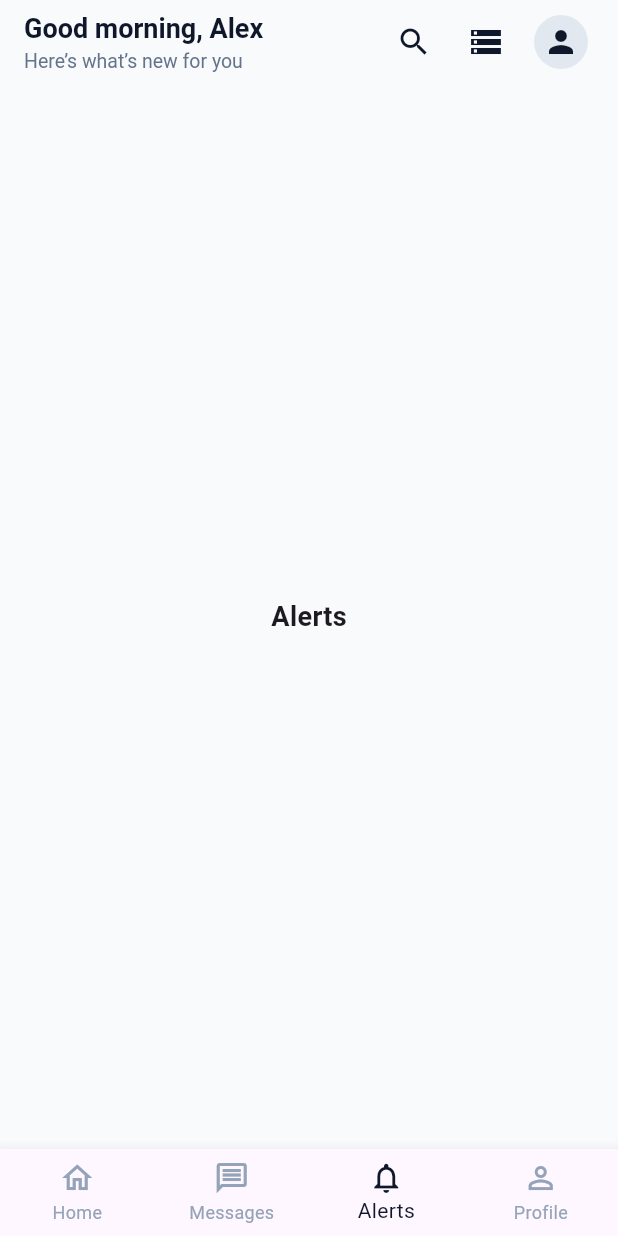
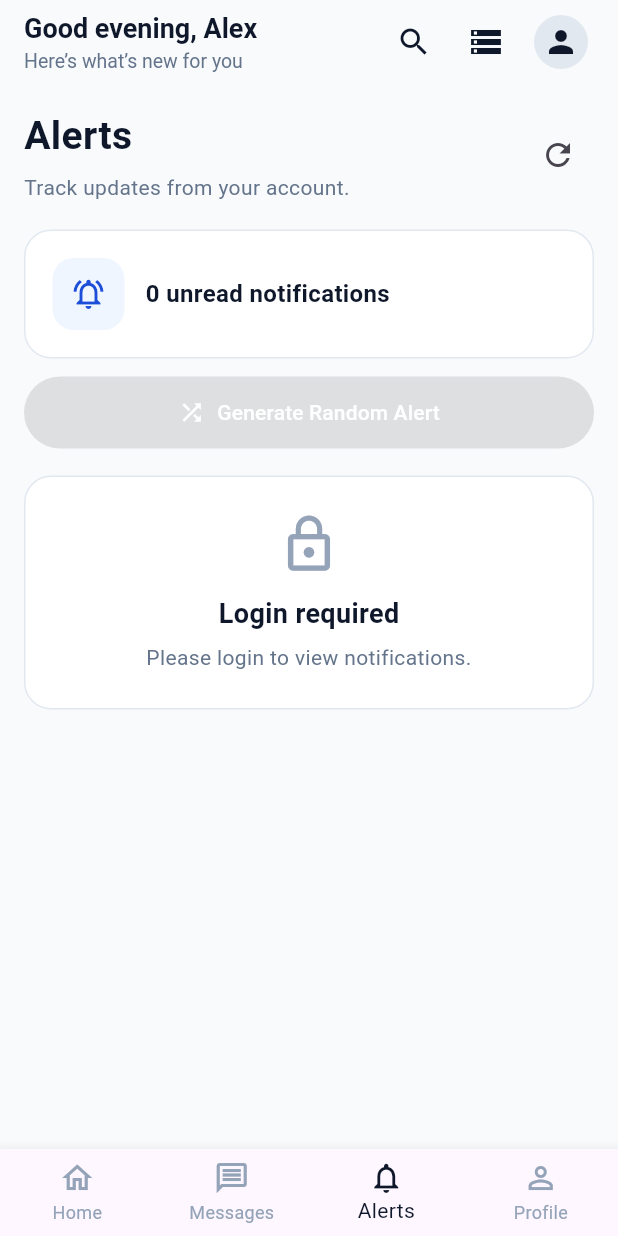
Before and after one commit to ELISHALAW/Andriod_App, a Flutter app: the screen it shows after launch, item 3 of the bottom bar chosen, on a phone screen of 412 x 824 dp. Run offline on Flutter 3.47's test engine with Material 3 defaults, Android fonts, the phone set to English and light mode, and no system bars; our stand-ins replace shared_preferences.

Commit message:
Law20260703 Applying changes on the Local time and alert module

```diff
--- a/lib/main.dart
+++ b/lib/main.dart
@@ -4,6 +4,7 @@ import 'screens/login_screen.dart';
 import 'screens/register_screen.dart';
 import 'screens/database_test_screen.dart';
 import 'screens/profile_screen.dart';
+import 'screens/notifications_screen.dart';
 
 void main() {
   runApp(const MyApp());
@@ -45,6 +46,19 @@ class _HomeScreenState extends State<HomeScreen> {
   int _selectedIndex = 0;
   String _userName = 'Alex';
   bool _isUserLoggedIn = false;
+
+  String get _malaysiaGreeting {
+    final malaysiaTime = DateTime.now().toUtc().add(const Duration(hours: 8));
+    final hour = malaysiaTime.hour;
+
+    if (hour >= 6 && hour < 12) {
+      return 'Good morning';
+    }
+    if (hour >= 12 && hour < 18) {
+      return 'Good Afternoon';
+    }
+    return 'Good evening';
+  }
 
   @override
   void initState() {
@@ -231,15 +245,6 @@ class _HomeScreenState extends State<HomeScreen> {
     );
   }
 
-  Widget _buildAlertsBody() {
-    return const Center(
-      child: Text(
-        'Alerts',
-        style: TextStyle(fontSize: 18, fontWeight: FontWeight.w600),
-      ),
-    );
-  }
-
   Widget _buildMessageCard({
     required String title,
     required String subtitle,
@@ -344,7 +349,7 @@ class _HomeScreenState extends State<HomeScreen> {
           crossAxisAlignment: CrossAxisAlignment.start,
           children: [
             Text(
-              'Good morning, $_userName',
+              '$_malaysiaGreeting, $_userName',
               style: TextStyle(
                 fontSize: 18,
                 fontWeight: FontWeight.w600,
@@ -534,7 +539,7 @@ class _HomeScreenState extends State<HomeScreen> {
             ),
           ),
           _buildMessagesBody(),
-          _buildAlertsBody(),
+          const NotificationsScreen(),
         ],
       ),
       bottomNavigationBar: BottomNavigationBar(
--- /dev/null
+++ b/lib/screens/notifications_screen.dart
@@ -0,0 +1,391 @@
+import 'package:flutter/material.dart';
+import 'package:shared_preferences/shared_preferences.dart';
+import '../services/database_service.dart';
+
+class NotificationsScreen extends StatefulWidget {
+  const NotificationsScreen({super.key});
+
+  @override
+  State<NotificationsScreen> createState() => _NotificationsScreenState();
+}
+
+class _NotificationsScreenState extends State<NotificationsScreen> {
+  bool _isLoading = false;
+  bool _isGenerating = false;
+  String _statusMessage = '';
+  int? _userId;
+  List<Map<String, dynamic>> _notifications = [];
+
+  @override
+  void initState() {
+    super.initState();
+    _loadNotifications();
+  }
+
+  Future<void> _loadNotifications() async {
+    final prefs = await SharedPreferences.getInstance();
+    final userId = prefs.getInt('userId');
+
+    if (userId == null) {
+      setState(() {
+        _userId = null;
+        _notifications = [];
+        _statusMessage = 'Please login to view notifications.';
+      });
+      return;
+    }
+
+    setState(() {
+      _userId = userId;
+      _isLoading = true;
+      _statusMessage = 'Loading notifications...';
+    });
+
+    final result = await DatabaseService.getNotifications(userId: userId);
+    final data = result['data'];
+
+    setState(() {
+      _isLoading = false;
+      _statusMessage = result['message'] ?? '';
+      _notifications = data is List
+          ? data
+              .whereType<Map>()
+              .map((item) => Map<String, dynamic>.from(item))
+              .toList()
+          : [];
+    });
+  }
+
+  Future<void> _markAsRead(int notificationId) async {
+    final result = await DatabaseService.markNotificationRead(
+      notificationId: notificationId,
+    );
+
+    if (result['success'] == true) {
+      setState(() {
+        _notifications = _notifications.map((item) {
+          if (item['id'] == notificationId) {
+            return {...item, 'is_read': 1};
+          }
+          return item;
+        }).toList();
+      });
+    }
+
+    _showSnackBar(result);
+  }
+
+  Future<void> _deleteNotification(int notificationId) async {
+    final result = await DatabaseService.deleteNotification(
+      notificationId: notificationId,
+    );
+
+    if (result['success'] == true) {
+      setState(() {
+        _notifications.removeWhere((item) => item['id'] == notificationId);
+      });
+    }
+
+    _showSnackBar(result);
+  }
+
+  Future<void> _generateRandomAlert() async {
+    final userId = _userId;
+    if (userId == null) {
+      _showSnackBar({
+        'success': false,
+        'message': 'Please login to generate an alert.',
+      });
+      return;
+    }
+
+    setState(() => _isGenerating = true);
+
+    final result = await DatabaseService.generateRandomNotification(
+      userId: userId,
+    );
+    final data = result['data'];
+
+    if (result['success'] == true && data is Map) {
+      setState(() {
+        _notifications.insert(0, Map<String, dynamic>.from(data));
+      });
+    }
+
+    setState(() => _isGenerating = false);
+    _showSnackBar(result);
+  }
+
+  void _showSnackBar(Map<String, dynamic> result) {
+    ScaffoldMessenger.of(context).showSnackBar(
+      SnackBar(
+        content: Text(result['message'] ?? 'Request completed.'),
+        backgroundColor: result['success'] == true ? Colors.green : Colors.red,
+      ),
+    );
+  }
+
+  @override
+  Widget build(BuildContext context) {
+    final unreadCount = _notifications.where((item) {
+      return item['is_read'].toString() == '0';
+    }).length;
+
+    return SafeArea(
+      child: RefreshIndicator(
+        onRefresh: _loadNotifications,
+        child: ListView(
+          padding: const EdgeInsets.all(16),
+          children: [
+            Row(
+              children: [
+                const Expanded(
+                  child: Column(
+                    crossAxisAlignment: CrossAxisAlignment.start,
+                    children: [
+                      Text(
+                        'Alerts',
+                        style: TextStyle(
+                          fontSize: 26,
+                          fontWeight: FontWeight.w700,
+                          color: Color(0xFF0F172A),
+                        ),
+                      ),
+                      SizedBox(height: 6),
+                      Text(
+                        'Track updates from your account.',
+                        style: TextStyle(
+                          fontSize: 14,
+                          color: Color(0xFF64748B),
+                        ),
+                      ),
+                    ],
+                  ),
+                ),
+                IconButton(
+                  tooltip: 'Refresh',
+                  onPressed: _isLoading ? null : _loadNotifications,
+                  icon: const Icon(Icons.refresh),
+                ),
+              ],
+            ),
+            const SizedBox(height: 18),
+            _buildSummaryCard(unreadCount),
+            const SizedBox(height: 12),
+            SizedBox(
+              width: double.infinity,
+              child: ElevatedButton.icon(
+                onPressed: _userId == null || _isGenerating
+                    ? null
+                    : _generateRandomAlert,
+                style: ElevatedButton.styleFrom(
+                  backgroundColor: const Color(0xFF0F172A),
+                  padding: const EdgeInsets.symmetric(vertical: 14),
+                ),
+                icon: _isGenerating
+                    ? const SizedBox(
+                        width: 18,
+                        height: 18,
+                        child: CircularProgressIndicator(
+                          strokeWidth: 2,
+                          color: Colors.white,
+                        ),
+                      )
+                    : const Icon(Icons.shuffle, color: Colors.white),
+                label: const Text(
+                  'Generate Random Alert',
+                  style: TextStyle(color: Colors.white),
+                ),
+              ),
+            ),
+            const SizedBox(height: 18),
+            if (_isLoading)
+              const Center(
+                child: Padding(
+                  padding: EdgeInsets.all(32),
+                  child: CircularProgressIndicator(),
+                ),
+              )
+            else if (_userId == null)
+              _buildEmptyState(
+                icon: Icons.lock_outline,
+                title: 'Login required',
+                message: _statusMessage,
+              )
+            else if (_notifications.isEmpty)
+              _buildEmptyState(
+                icon: Icons.notifications_none,
+                title: 'No notifications',
+                message: 'You are all caught up.',
+              )
+            else
+              ..._notifications.map(
+                (item) => Padding(
+                  padding: const EdgeInsets.only(bottom: 12),
+                  child: _buildNotificationCard(item),
+                ),
+              ),
+            const SizedBox(height: 80),
+          ],
+        ),
+      ),
+    );
+  }
+
+  Widget _buildSummaryCard(int unreadCount) {
+    return Container(
+      padding: const EdgeInsets.all(18),
+      decoration: BoxDecoration(
+        color: Colors.white,
+        borderRadius: BorderRadius.circular(18),
+        border: Border.all(color: const Color(0xFFE2E8F0)),
+      ),
+      child: Row(
+        children: [
+          Container(
+            padding: const EdgeInsets.all(12),
+            decoration: BoxDecoration(
+              color: const Color(0xFFEFF6FF),
+              borderRadius: BorderRadius.circular(14),
+            ),
+            child: const Icon(
+              Icons.notifications_active_outlined,
+              color: Color(0xFF1D4ED8),
+            ),
+          ),
+          const SizedBox(width: 14),
+          Expanded(
+            child: Text(
+              '$unreadCount unread notification${unreadCount == 1 ? '' : 's'}',
+              style: const TextStyle(
+                fontSize: 16,
+                fontWeight: FontWeight.w700,
+                color: Color(0xFF0F172A),
+              ),
+            ),
+          ),
+        ],
+      ),
+    );
+  }
+
+  Widget _buildNotificationCard(Map<String, dynamic> item) {
+    final id = int.tryParse(item['id'].toString()) ?? 0;
+    final isUnread = item['is_read'].toString() == '0';
+    final title = item['title']?.toString() ?? 'Notification';
+    final message = item['message']?.toString() ?? '';
+    final type = item['type']?.toString() ?? 'info';
+    final createdAt = item['created_at']?.toString() ?? '';
+
+    return Container(
+      decoration: BoxDecoration(
+        color: Colors.white,
+        borderRadius: BorderRadius.circular(18),
+        border: Border.all(
+          color: isUnread ? const Color(0xFF1D4ED8) : const Color(0xFFE2E8F0),
+        ),
+      ),
+      child: ListTile(
+        contentPadding: const EdgeInsets.symmetric(horizontal: 16, vertical: 12),
+        leading: CircleAvatar(
+          backgroundColor:
+              isUnread ? const Color(0xFF1D4ED8) : const Color(0xFFE2E8F0),
+          child: Icon(
+            _iconForType(type),
+            color: isUnread ? Colors.white : const Color(0xFF64748B),
+          ),
+        ),
+        title: Text(
+          title,
+          style: TextStyle(
+            fontWeight: isUnread ? FontWeight.w800 : FontWeight.w600,
+            color: const Color(0xFF0F172A),
+          ),
+        ),
+        subtitle: Padding(
+          padding: const EdgeInsets.only(top: 6),
+          child: Column(
+            crossAxisAlignment: CrossAxisAlignment.start,
+            children: [
+              Text(message, style: const TextStyle(color: Color(0xFF64748B))),
+              if (createdAt.isNotEmpty) ...[
+                const SizedBox(height: 8),
+                Text(
+                  createdAt,
+                  style: const TextStyle(
+                    fontSize: 12,
+                    color: Color(0xFF94A3B8),
+                  ),
+                ),
+              ],
+            ],
+          ),
+        ),
+        trailing: PopupMenuButton<String>(
+          onSelected: (value) {
+            if (value == 'read') _markAsRead(id);
+            if (value == 'delete') _deleteNotification(id);
+          },
+          itemBuilder: (context) => [
+            if (isUnread)
+              const PopupMenuItem(
+                value: 'read',
+                child: Text('Mark as read'),
+              ),
+            const PopupMenuItem(value: 'delete', child: Text('Delete')),
+          ],
+        ),
+        onTap: isUnread ? () => _markAsRead(id) : null,
+      ),
+    );
+  }
+
+  Widget _buildEmptyState({
+    required IconData icon,
+    required String title,
+    required String message,
+  }) {
+    return Container(
+      width: double.infinity,
+      padding: const EdgeInsets.all(24),
+      decoration: BoxDecoration(
+        color: Colors.white,
+        borderRadius: BorderRadius.circular(18),
+        border: Border.all(color: const Color(0xFFE2E8F0)),
+      ),
+      child: Column(
+        children: [
+          Icon(icon, size: 42, color: const Color(0xFF94A3B8)),
+          const SizedBox(height: 12),
+          Text(
+            title,
+            style: const TextStyle(
+              fontSize: 18,
+              fontWeight: FontWeight.w700,
+              color: Color(0xFF0F172A),
+            ),
+          ),
+          const SizedBox(height: 6),
+          Text(
+            message,
+            textAlign: TextAlign.center,
+            style: const TextStyle(color: Color(0xFF64748B)),
+          ),
+        ],
+      ),
+    );
+  }
+
+  IconData _iconForType(String type) {
+    switch (type) {
+      case 'success':
+        return Icons.check_circle_outline;
+      case 'warning':
+        return Icons.warning_amber_outlined;
+      case 'profile':
+        return Icons.person_outline;
+      default:
+        return Icons.info_outline;
+    }
+  }
+}
```
Also changed, not shown: lib/services/database_service.dart (+120 -0 lines), 4 other files.
